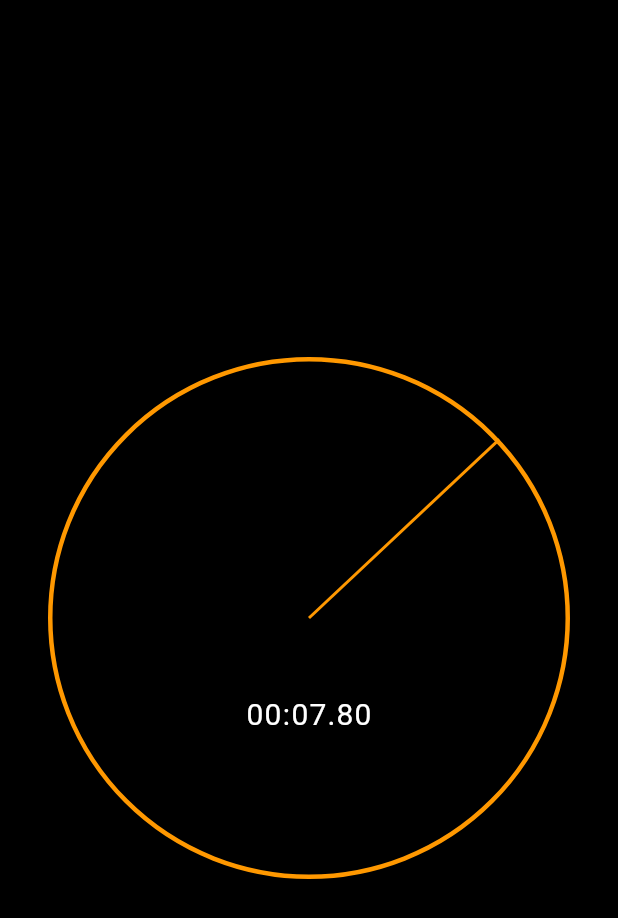
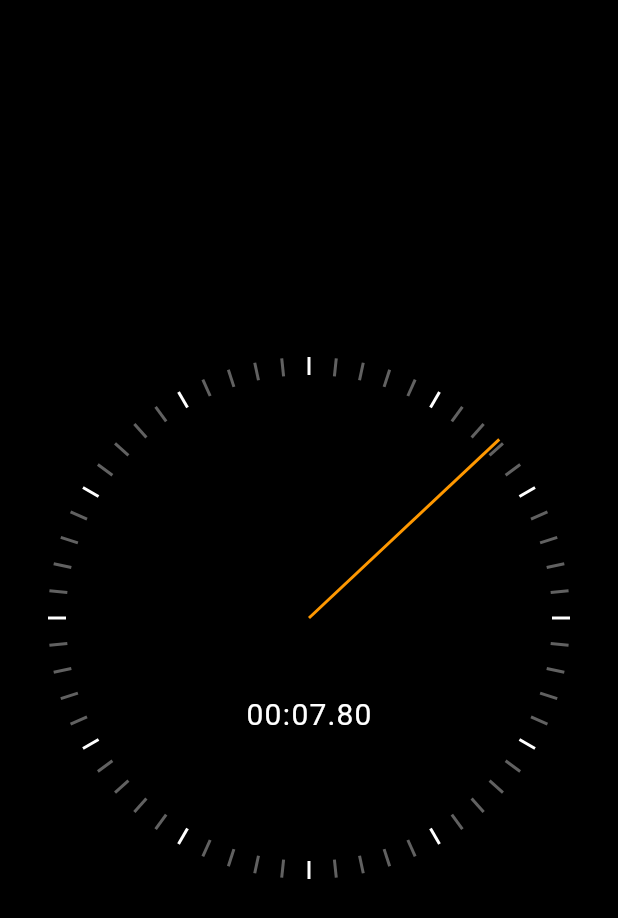
Before and after one commit to mohamedelbendary228/stopwatch, a Flutter app: the screen it shows after launch, on a phone screen of 412 x 824 dp. Shown: the top 918 px of the screen. Run offline on Flutter 3.47's test engine with Material 2 defaults, Android fonts, the phone set to English and light mode, and no system bars.

Commit message:
Add the seconds markers of the clock

```diff
--- /dev/null
+++ b/lib/ui/clock_markers.dart
@@ -0,0 +1,30 @@
+import 'dart:math';
+
+import 'package:flutter/material.dart';
+
+class ClockSecondsMarker extends StatelessWidget {
+  final int seconds;
+  final double radius;
+  const ClockSecondsMarker(
+      {Key? key, required this.seconds, required this.radius})
+      : super(key: key);
+
+  @override
+  Widget build(BuildContext context) {
+    final color = seconds % 5 == 0 ? Colors.white : Colors.grey[700];
+    final width = 2.0;
+    final height = 12.0;
+    return Transform(
+      alignment: Alignment.center,
+      transform: Matrix4.identity()
+        ..translate(-width / 2, -height / 2, 0.0)
+        ..rotateZ(2 * pi * (seconds / 60.0))
+        ..translate(0.0, radius - height / 2, 0.0),
+      child: Container(
+        width: width,
+        height: height,
+        color: color,
+      ),
+    );
+  }
+}
--- a/lib/ui/stopwatch.dart
+++ b/lib/ui/stopwatch.dart
@@ -40,10 +40,7 @@ class _StopwatchState extends State<Stopwatch>
         child: LayoutBuilder(
           builder: (context, constraints) {
             final radius = constraints.maxWidth / 2;
-            return StopWatchRenderer(
-              elapsed: _elapsed,
-              radius: radius
-            );
+            return StopWatchRenderer(elapsed: _elapsed, radius: radius);
           },
         ),
       ),
--- a/lib/ui/stopwatch_renderer.dart
+++ b/lib/ui/stopwatch_renderer.dart
@@ -2,6 +2,7 @@ import 'dart:math';
 
 import 'package:flutter/material.dart';
 import 'package:stopwatch_flutter/ui/clock_hand.dart';
+import 'package:stopwatch_flutter/ui/clock_markers.dart';
 import 'package:stopwatch_flutter/ui/elapsed_time_text.dart';
 
 class StopWatchRenderer extends StatelessWidget {
@@ -15,12 +16,15 @@ class StopWatchRenderer extends StatelessWidget {
   Widget build(BuildContext context) {
     return Stack(
       children: [
-        Container(
-          decoration: BoxDecoration(
-            border: Border.all(width: 3, color: Colors.orange),
-            borderRadius: BorderRadius.circular(radius),
+        for (var i = 0; i < 60; i++)
+          Positioned(
+            left: radius,
+            top: radius,
+            child: ClockSecondsMarker(
+              seconds: i,
+              radius: radius,
+            ),
           ),
-        ),
         Positioned(
           left: radius,
           top: radius,
```
Also changed, not shown: 2 other files.
